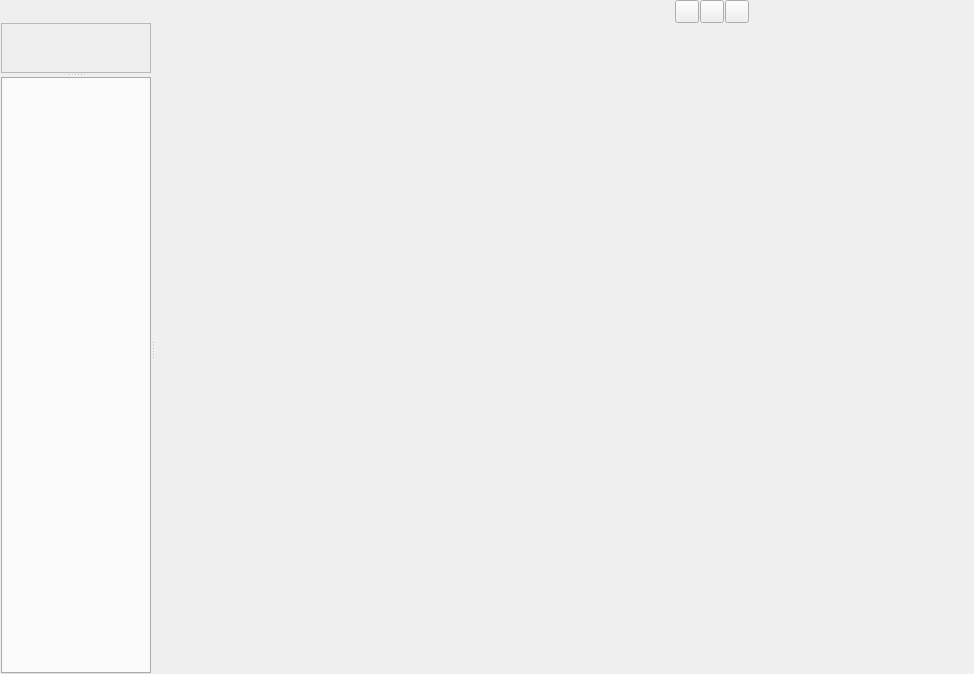
The window that Code/Mantid/Vates/VatesSimpleGui/ViewWidgets/inc/MantidVatesSimpleGuiViewWidgets/MdViewerWidget.ui (mantidproject/mantid) describes before a commit, drawn with Qt 5.
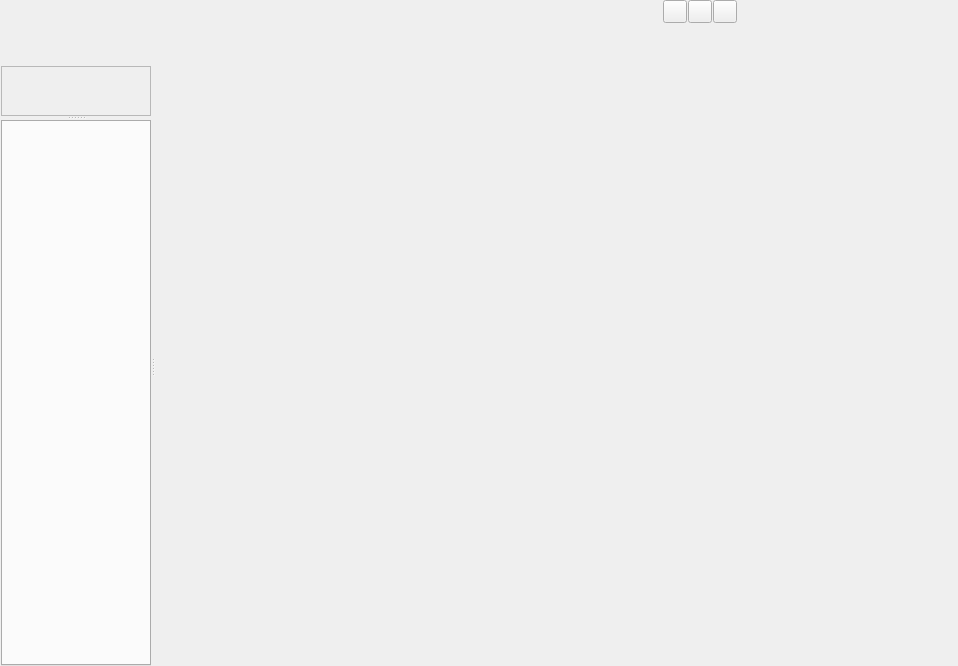
The same window after the commit. Icons and pictures are not drawn. Custom widgets are drawn as their Qt base class.

```diff
--- a/Code/Mantid/Vates/VatesSimpleGui/ViewWidgets/inc/MantidVatesSimpleGuiViewWidgets/MdViewerWidget.ui
+++ b/Code/Mantid/Vates/VatesSimpleGui/ViewWidgets/inc/MantidVatesSimpleGuiViewWidgets/MdViewerWidget.ui
@@ -6,8 +6,8 @@
    <rect>
     <x>0</x>
     <y>0</y>
-    <width>974</width>
-    <height>674</height>
+    <width>958</width>
+    <height>666</height>
    </rect>
   </property>
   <property name="windowTitle">
@@ -133,6 +133,29 @@
      </item>
     </layout>
    </item>
+   <item>
+    <layout class="QHBoxLayout" name="horizontalLayout_2">
+     <property name="spacing">
+      <number>1</number>
+     </property>
+     <item>
+      <widget class="Mantid::Vates::SimpleGui::ColorSelectionWidget" name="colorSelectionWidget" native="true"/>
+     </item>
+     <item>
+      <spacer name="horizontalSpacer_5">
+       <property name="orientation">
+        <enum>Qt::Horizontal</enum>
+       </property>
+       <property name="sizeHint" stdset="0">
+        <size>
+         <width>40</width>
+         <height>20</height>
+        </size>
+       </property>
+      </spacer>
+     </item>
+    </layout>
+   </item>
    <item>
     <widget class="QSplitter" name="splitter_2">
      <property name="orientation">
@@ -230,6 +253,12 @@
    <header>pqCameraToolbar.h</header>
    <container>1</container>
   </customwidget>
+  <customwidget>
+   <class>Mantid::Vates::SimpleGui::ColorSelectionWidget</class>
+   <extends>QWidget</extends>
+   <header>MantidVatesSimpleGuiViewWidgets/ColorSelectionWidget.h</header>
+   <container>1</container>
+  </customwidget>
  </customwidgets>
  <resources>
   <include location="../../icons/ViewWidgetsIcons.qrc"/>
```
